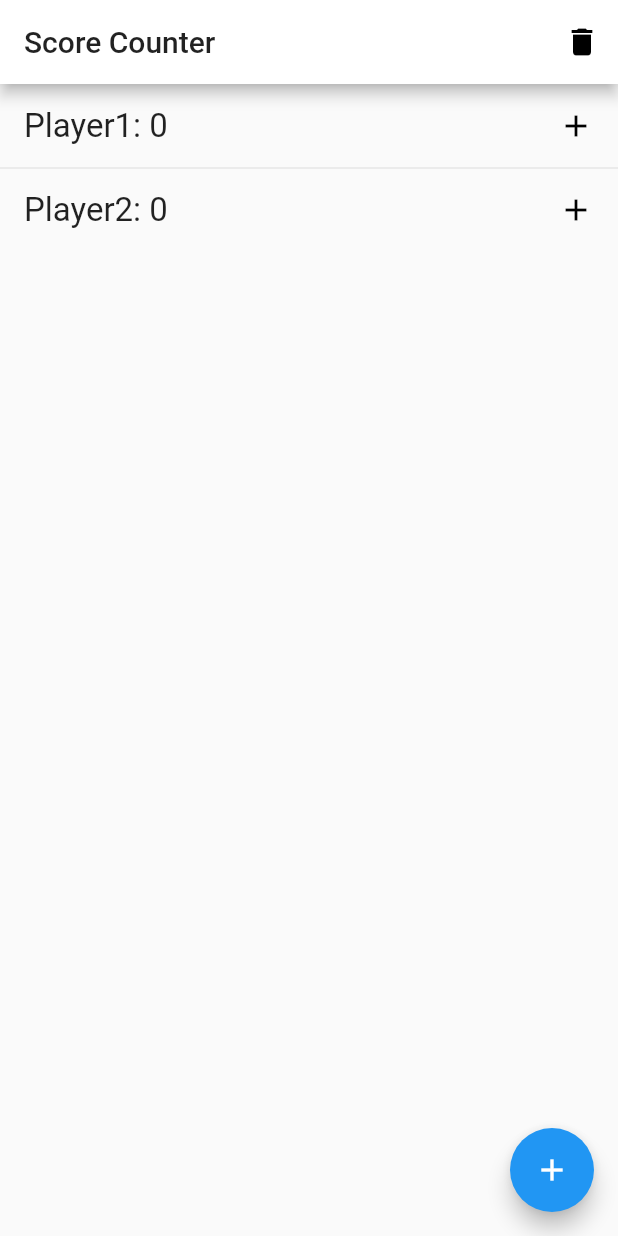
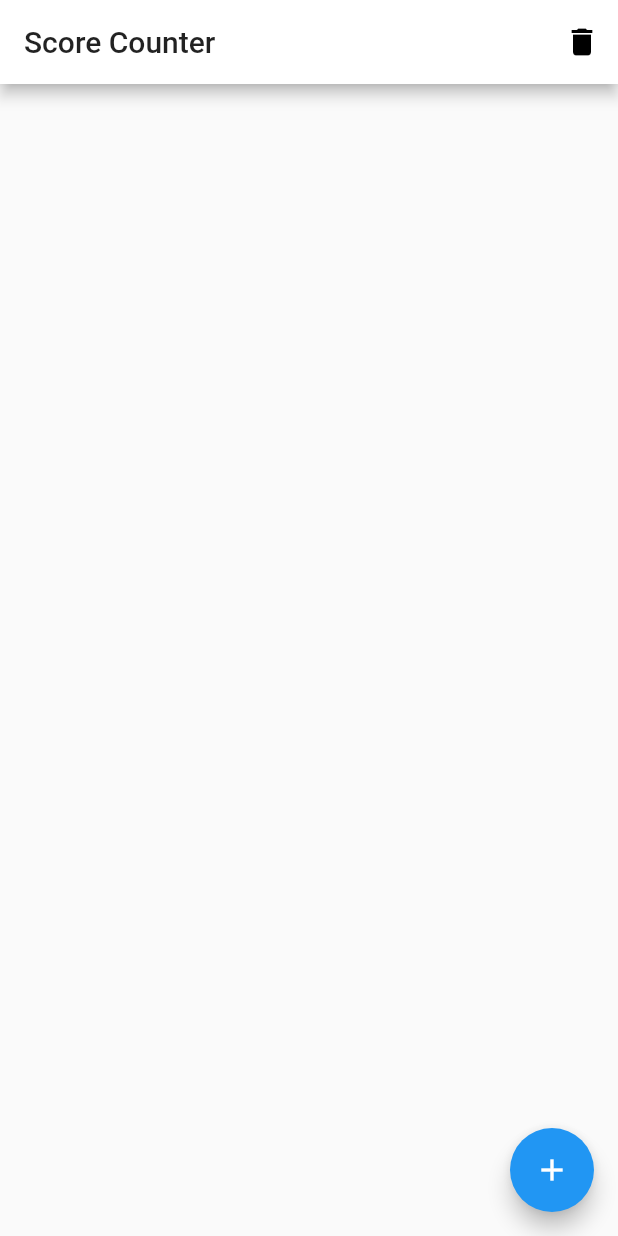
Before and after one commit to Wowo10/score_counter, a Flutter app: the screen it shows after launch, after a tap on the "delete" icon, on a phone screen of 412 x 824 dp. Run offline on Flutter 3.47's test engine with Material 2 defaults, Android fonts, the phone set to English and light mode, and no system bars.

Commit message:
Initial players are not needed anymore.

```diff
--- a/lib/main.dart
+++ b/lib/main.dart
@@ -38,10 +38,6 @@ class _ScoreCounterState extends State<ScoreCounter> {
   final _biggerFont = TextStyle(fontSize: 22.0);
   final _myController = TextEditingController(text: 'Player');
 
-  _ScoreCounterState() {
-    _initPlayerList();
-  }
-
   @override
   void dispose() {
     _myController.dispose();
@@ -80,7 +76,7 @@ class _ScoreCounterState extends State<ScoreCounter> {
                       RaisedButton(
                         onPressed: () {
                           final returnValue = _myController.text;
-                          _myController.text = 'Player';
+                          _myController.text = 'Player' + (_playersList.length + 1).toString();
 
                           Navigator.pop(context, returnValue);
                         },
@@ -100,16 +96,9 @@ class _ScoreCounterState extends State<ScoreCounter> {
     );
   }
 
-  void _initPlayerList() {
-    _playersList.add(PlayerDto(name: 'Player1', score: 0));
-    _playersList.add(PlayerDto(name: 'Player2', score: 0));
-  }
-
   void _clearPlayerList() {
     setState(() {
       _playersList.clear();
-
-      _initPlayerList();
     });
   }
 
```
